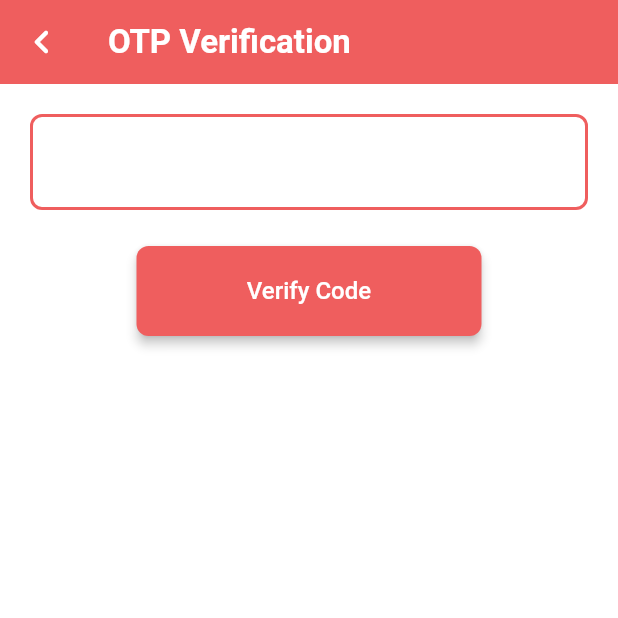
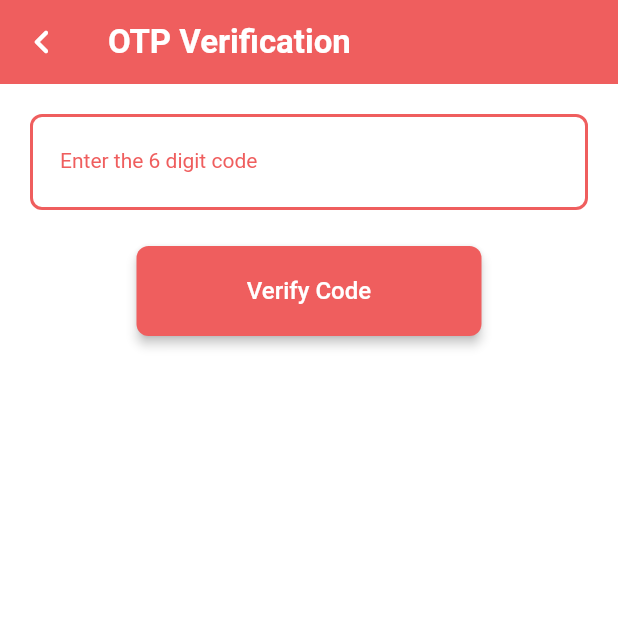
Before and after one commit to lazynerd-studios/Creditwolf_FF_Mobile, a Flutter app: the PhoneOTPWidget screen opened directly, on a phone screen of 412 x 824 dp, the top half of it. Run offline on Flutter 3.47's test engine with Material 2 defaults, Android fonts, the phone set to English and light mode, and no system bars; drawn by our look-alikes of auto_size_text; our stand-ins replace flutter_spinkit, font_awesome_flutter, google_fonts, page_transition, timeago; missing offline and left inert: json_path, webviewx; Roboto replaces fonts that are missing (Lexend Deca).

Commit message:
Updating to latest FlutterFlow output.

```diff
--- a/lib/flutter_flow/flutter_flow_theme.dart
+++ b/lib/flutter_flow/flutter_flow_theme.dart
@@ -61,6 +61,7 @@ extension TextStyleHelper on TextStyle {
     FontWeight fontWeight,
     FontStyle fontStyle,
     bool useGoogleFonts = true,
+    double lineHeight,
   }) =>
       useGoogleFonts
           ? GoogleFonts.getFont(
@@ -69,6 +70,7 @@ extension TextStyleHelper on TextStyle {
               fontSize: fontSize ?? this.fontSize,
               fontWeight: fontWeight ?? this.fontWeight,
               fontStyle: fontStyle ?? this.fontStyle,
+              height: lineHeight,
             )
           : copyWith(
               fontFamily: fontFamily,
@@ -76,5 +78,6 @@ extension TextStyleHelper on TextStyle {
               fontSize: fontSize,
               fontWeight: fontWeight,
               fontStyle: fontStyle,
+              height: lineHeight,
             );
 }
--- a/lib/phone_o_t_p/phone_o_t_p_widget.dart
+++ b/lib/phone_o_t_p/phone_o_t_p_widget.dart
@@ -66,7 +66,7 @@ class _PhoneOTPWidgetState extends State<PhoneOTPWidget> {
                   labelText: 'Enter the 6 digit code',
                   labelStyle: FlutterFlowTheme.bodyText1.override(
                     fontFamily: 'Lexend Deca',
-                    color: Color(0x98FFFFFF),
+                    color: Color(0xFFEF5E5E),
                     fontSize: 14,
                     fontWeight: FontWeight.normal,
                   ),
@@ -98,7 +98,7 @@ class _PhoneOTPWidgetState extends State<PhoneOTPWidget> {
                 ),
                 style: FlutterFlowTheme.bodyText1.override(
                   fontFamily: 'Lexend Deca',
-                  color: Colors.white,
+                  color: Color(0xFFEF5E5E),
                   fontSize: 14,
                   fontWeight: FontWeight.normal,
                 ),
```
